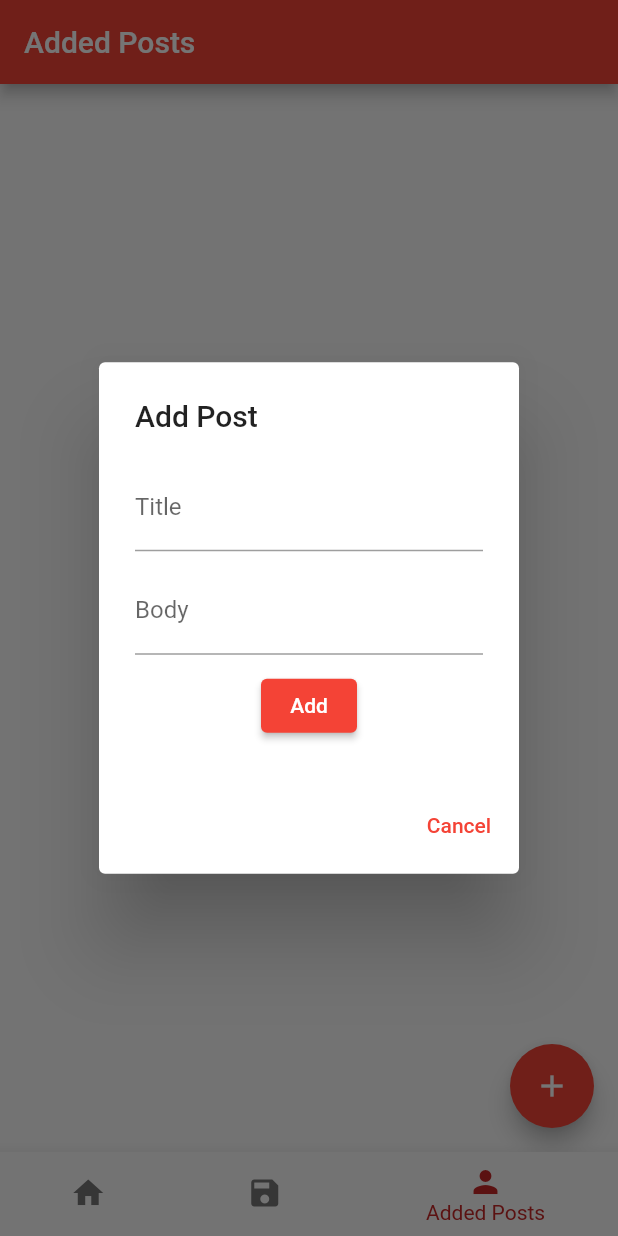
After one commit to malek-bachta/BlogApp, a Flutter app: the screen it shows after launch, item 3 of the bottom bar chosen, after a tap on the "add" icon, on a phone screen of 412 x 824 dp. The commit adds this screen. Run offline on Flutter 3.47's test engine with Material 2 defaults, Android fonts, the phone set to English and light mode, and no system bars; our stand-ins replace badges, shared_preferences; network calls fail.

Commit message:
add a post and other changes

```diff
--- /dev/null
+++ b/lib/data/Added_posts_storage.dart
@@ -0,0 +1,33 @@
+import 'dart:convert';
+
+import 'package:blogapp/models/added_post.dart';
+import 'package:shared_preferences/shared_preferences.dart';
+
+class CrudProvider {
+  static const _addedPostKey = 'added_posts';
+
+  Future<void> addAddedPost(AddedPost post) async {
+    final prefs = await SharedPreferences.getInstance();
+    final addedPosts = prefs.getStringList(_addedPostKey) ?? [];
+    addedPosts.add(jsonEncode(post.toJson()));
+    await prefs.setStringList(_addedPostKey, addedPosts);
+  }
+
+  Future<void> removeAddedPost(AddedPost post) async {
+    final prefs = await SharedPreferences.getInstance();
+    final addedPosts = prefs.getStringList(_addedPostKey) ?? [];
+    addedPosts.removeWhere((addedPost) {
+      final decodedPost = jsonDecode(addedPost);
+      return decodedPost['id'] == post.id;
+    });
+    await prefs.setStringList(_addedPostKey, addedPosts);
+  }
+
+  Future<List<AddedPost>> getAddedPosts() async {
+    final prefs = await SharedPreferences.getInstance();
+    final addedPosts = prefs.getStringList(_addedPostKey) ?? [];
+    return addedPosts
+        .map((addedPost) => AddedPost.fromJson(jsonDecode(addedPost)))
+        .toList();
+  }
+}
--- a/lib/main.dart
+++ b/lib/main.dart
@@ -1,10 +1,22 @@
+import 'package:blogapp/providers/crud_provider.dart';
 import 'package:blogapp/providers/post_provider.dart';
 import 'package:blogapp/screens/bottom_navbar.dart';
 import 'package:flutter/material.dart';
 import 'package:provider/provider.dart';
+import 'package:shared_preferences/shared_preferences.dart';
 
-void main() {
-  runApp(MyApp());
+void main() async {
+  WidgetsFlutterBinding.ensureInitialized(); // Ensure Flutter is initialized
+
+  // Initialize SharedPreferences
+  await SharedPreferences.getInstance();
+
+  runApp(
+    ChangeNotifierProvider(
+      create: (context) => CrudProvider(),
+      child: MyApp(),
+    ),
+  );
 }
 
 class MyApp extends StatelessWidget {
@@ -13,6 +25,7 @@ class MyApp extends StatelessWidget {
     return MultiProvider(
       providers: [
         ChangeNotifierProvider(create: (context) => PostProvider()),
+        ChangeNotifierProvider(create: (context) => CrudProvider()),
         // Add more providers for user authentication, offline posts, etc. as needed.
       ],
       child: MaterialApp(
--- /dev/null
+++ b/lib/models/added_post.dart
@@ -0,0 +1,25 @@
+class AddedPost {
+  String id;
+  final String title;
+  final String body;
+
+  AddedPost({required this.id, required this.title, required this.body});
+
+  // Convert a Post object to JSON
+  Map<String, dynamic> toJson() {
+    return {
+      'id': id,
+      'title': title,
+      'body': body,
+    };
+  }
+
+  // Create a Post object from JSON
+  factory AddedPost.fromJson(Map<String, dynamic> json) {
+    return AddedPost(
+      id: json['id'],
+      title: json['title'],
+      body: json['body'],
+    );
+  }
+}
--- a/lib/models/post.dart
+++ b/lib/models/post.dart
@@ -16,4 +16,25 @@ class Post {
     required this.comments,
     required this.isSavedOffline,
   });
+
+  // Convert a Post object to JSON
+  Map<String, dynamic> toJson() {
+    return {
+      'id': id,
+      'title': title,
+      'body': body,
+    };
+  }
+
+  // Create a Post object from JSON
+  factory Post.fromJson(Map<String, dynamic> json) {
+    return Post(
+      id: json['id'],
+      title: json['title'],
+      body: json['body'],
+      userId: 1,
+      comments: [],
+      isSavedOffline: true,
+    );
+  }
 }
--- /dev/null
+++ b/lib/providers/crud_provider.dart
@@ -0,0 +1,64 @@
+/*
+import 'dart:convert';
+
+import 'package:blogapp/models/added_post.dart';
+import 'package:flutter/material.dart';
+import 'package:shared_preferences/shared_preferences.dart';
+import 'package:uuid/uuid.dart';
+
+class CrudProvider with ChangeNotifier {
+  final List<AddedPost> _posts = [];
+  int _nextId = 1; // Initialize a counter for generating IDs
+
+  // Modify _savePosts to save posts to SharedPreferences
+  Future<void> savePosts() async {
+    final prefs = await SharedPreferences.getInstance();
+    final postsJsonList = _posts.map((post) => post.toJson()).toList();
+    await prefs.setStringList('posts',
+        postsJsonList.map((postJson) => json.encode(postJson)).toList());
+  }
+
+  final uuid = Uuid();
+
+// Inside your addPost method:
+  void addPost(AddedPost addedPost) {
+    // Generate a unique ID for the post
+    addedPost.id = uuid.v4();
+    _posts.add(addedPost);
+    notifyListeners();
+  }
+
+  List<AddedPost> getPosts() {
+    return _posts;
+  }
+}
+*/
+
+import 'package:blogapp/models/added_post.dart';
+import 'package:flutter/material.dart';
+import 'package:shared_preferences/shared_preferences.dart';
+
+class CrudProvider with ChangeNotifier {
+  final List<AddedPost> _posts = [];
+
+  // Add a method to load saved posts from SharedPreferences
+  static const String _addedPostKey = 'added_posts'; // Define the key
+
+  Future<void> loadPosts() async {
+    final prefs = await SharedPreferences.getInstance();
+    final postsJsonList = prefs.getStringList(_addedPostKey) ?? [];
+    _posts.clear();
+    _posts.addAll(postsJsonList
+        .map((json) => AddedPost.fromJson(json as Map<String, dynamic>)));
+    notifyListeners();
+  }
+
+  void addPost(AddedPost addedPost) {
+    _posts.add(addedPost);
+    notifyListeners();
+  }
+
+  List<AddedPost> getPosts() {
+    return _posts;
+  }
+}
--- a/lib/providers/post_provider.dart
+++ b/lib/providers/post_provider.dart
@@ -15,7 +15,8 @@ class PostProvider with ChangeNotifier {
       final List<Map<String, dynamic>> postData =
       await _apiService.fetchPosts();
       _posts = postData
-          .map((data) => Post(
+          .map((data) =>
+          Post(
             userId: data['userId'],
             id: data['id'],
             title: data['title'],
@@ -76,4 +77,6 @@ class PostProvider with ChangeNotifier {
       notifyListeners();
     }
   }
+
+
 }
--- a/lib/screens/bottom_navbar.dart
+++ b/lib/screens/bottom_navbar.dart
@@ -1,7 +1,6 @@
-import 'package:blogapp/Screens/add_post.dart';
-import 'package:blogapp/Screens/home_page.dart';
-import 'package:blogapp/Screens/offline_posts.dart';
-import 'package:blogapp/Screens/user_posts.dart';
+import 'package:blogapp/screens/home_page.dart';
+import 'package:blogapp/screens/offline_posts.dart';
+import 'package:blogapp/screens/user_posts.dart';
 import 'package:flutter/material.dart';
 
 class BottomNavBar extends StatefulWidget {
@@ -15,8 +14,8 @@ class _BottomNavBarDemoState extends State<BottomNavBar> {
   final List<Widget> _screens = [
     HomePage(),
     OfflinePosts(),
-    AddPost(),
-    UserPosts(),
+    // AddPost(),
+    AddedPosts(),
   ];
 
   @override
@@ -40,13 +39,13 @@ class _BottomNavBarDemoState extends State<BottomNavBar> {
             icon: Icon(Icons.save),
             label: 'Offline Posts',
           ),
-          BottomNavigationBarItem(
+          /*BottomNavigationBarItem(
             icon: Icon(Icons.add),
             label: 'Add Post',
-          ),
+          ),*/
           BottomNavigationBarItem(
             icon: Icon(Icons.person),
-            label: 'User Posts',
+            label: 'Added Posts',
           ),
         ],
         onTap: (index) {
--- a/lib/screens/home_page.dart
+++ b/lib/screens/home_page.dart
@@ -13,7 +13,11 @@ class _HomePageState extends State<HomePage> {
   @override
   void initState() {
     super.initState();
-    _reloadPosts(context);
+    _loadPosts();
+  }
+
+  Future<void> _loadPosts() async {
+    await _reloadPosts(context);
   }
 
   Future<void> _reloadPosts(BuildContext context) async {
@@ -52,7 +56,14 @@ class _HomePageState extends State<HomePage> {
                 builder: (context, snapshot) {
                   if (snapshot.connectionState == ConnectionState.waiting) {
                     return Center(
-                      child: CircularProgressIndicator(),
+                      child: Column(
+                        mainAxisAlignment: MainAxisAlignment.center,
+                        children: [
+                          CircularProgressIndicator(),
+                          SizedBox(height: 10.0),
+                          Text('Loading...'),
+                        ],
+                      ),
                     );
                   } else if (snapshot.hasError) {
                     return Text('Error: ${snapshot.error}');
--- /dev/null
+++ b/lib/screens/items/add_post_dialog.dart
@@ -0,0 +1,84 @@
+import 'package:blogapp/models/added_post.dart';
+import 'package:blogapp/providers/crud_provider.dart';
+import 'package:flutter/material.dart';
+import 'package:provider/provider.dart';
+
+class AddPostDialog extends StatefulWidget {
+  @override
+  State<AddPostDialog> createState() => _AddPostDialogState();
+}
+
+class _AddPostDialogState extends State<AddPostDialog> {
+  final GlobalKey<FormState> _formKey = GlobalKey<FormState>();
+
+  String title = '';
+  String body = '';
+
+  String? validateNonEmpty(String? value) {
+    if (value == null || value.isEmpty) {
+      return 'This field is required';
+    }
+    return null;
+  }
+
+  @override
+  Widget build(BuildContext context) {
+    return AlertDialog(
+      title: Text("Add Post"),
+      content: Form(
+        key: _formKey,
+        child: Column(
+          mainAxisSize: MainAxisSize.min,
+          children: <Widget>[
+            TextFormField(
+              onChanged: (value) {
+                setState(() {
+                  title = value;
+                });
+              },
+              decoration: InputDecoration(labelText: "Title"),
+              validator: validateNonEmpty, // Add validator for title
+            ),
+            SizedBox(height: 10),
+            TextFormField(
+              onChanged: (value) {
+                setState(() {
+                  body = value;
+                });
+              },
+              maxLines: null,
+              decoration: InputDecoration(labelText: "Body"),
+              validator: validateNonEmpty, // Add validator for body
+            ),
+            SizedBox(height: 10),
+            ElevatedButton(
+              onPressed: () async {
+                if (_formKey.currentState!.validate()) {
+                  final postProvider =
+                      Provider.of<CrudProvider>(context, listen: false);
+                  final post = AddedPost(
+                    id: UniqueKey().toString(),
+                    title: title,
+                    body: body,
+                  );
+                  postProvider.addPost(post);
+
+                  Navigator.of(context).pop();
+                }
+              },
+              child: Text("Add"),
+            ),
+          ],
+        ),
+      ),
+      actions: <Widget>[
+        TextButton(
+          child: Text("Cancel"),
+          onPressed: () {
+            Navigator.of(context).pop();
+          },
+        ),
+      ],
+    );
+  }
+}
--- a/lib/screens/user_posts.dart
+++ b/lib/screens/user_posts.dart
@@ -1,10 +1,59 @@
+import 'package:blogapp/models/post.dart'; // Import your Post model
+import 'package:blogapp/providers/crud_provider.dart';
+import 'package:blogapp/screens/items/add_post_dialog.dart';
+import 'package:blogapp/screens/items/blog_item.dart';
 import 'package:flutter/material.dart';
+import 'package:provider/provider.dart';
 
-class UserPosts extends StatelessWidget {
-  const UserPosts({Key? key}) : super(key: key);
+class AddedPosts extends StatefulWidget {
+  @override
+  _AddedPostsState createState() => _AddedPostsState();
+}
+
+class _AddedPostsState extends State<AddedPosts> {
+  @override
+  void initState() {
+    super.initState();
+    Provider.of<CrudProvider>(context, listen: false).loadPosts();
+  }
 
   @override
   Widget build(BuildContext context) {
-    return const Placeholder();
+    final crudProvider = Provider.of<CrudProvider>(context);
+    final posts = crudProvider.getPosts();
+
+    return Scaffold(
+      appBar: AppBar(
+        title: Text('Added Posts'),
+      ),
+      body: posts.isEmpty
+          ? Center(child: Text('No posts available.'))
+          : ListView.builder(
+              itemCount: posts.length,
+              itemBuilder: (ctx, index) {
+                final post = posts[index];
+
+                return BlogItem(
+                  post: Post(
+                    title: post.title,
+                    body: post.body,
+                    userId: 1,
+                    id: 1,
+                    comments: [],
+                    isSavedOffline: true,
+                  ),
+                );
+              },
+            ),
+      floatingActionButton: FloatingActionButton(
+        onPressed: () {
+          showDialog(
+            context: context,
+            builder: (context) => AddPostDialog(),
+          );
+        },
+        child: Icon(Icons.add),
+      ),
+    );
   }
 }
--- a/pubspec.yaml
+++ b/pubspec.yaml
@@ -36,6 +36,7 @@ dependencies:
   path: ^1.8.1
   shared_preferences: ^2.0.8
   badges: ^3.1.2
+  uuid: ^4.0.0
 
 
   # The following adds the Cupertino Icons font to your application.
```
Also changed, not shown: lib/screens/offline_posts.dart (+4 -9 lines), pubspec.lock. Lines whose indentation alone changed are shown as unchanged.
